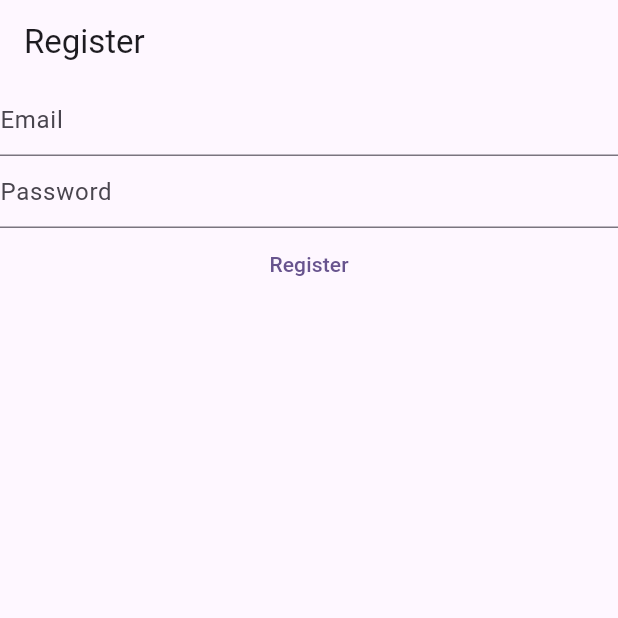
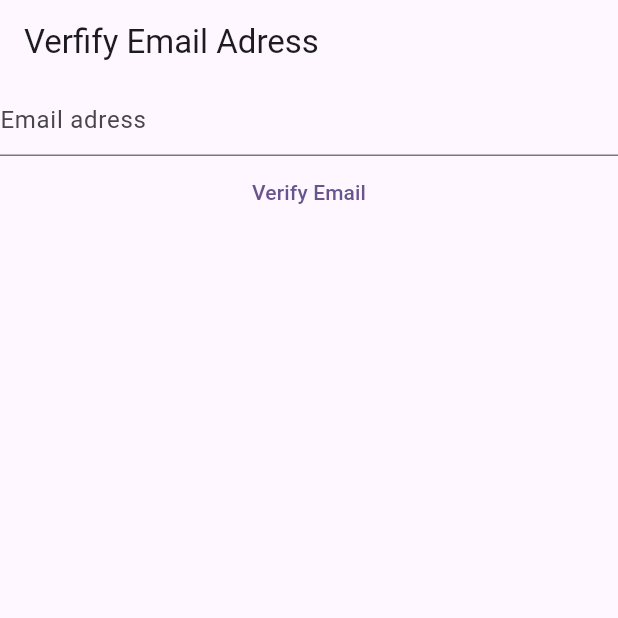
Before and after one commit to leuleyasu/Flutter-Firebase-my_notes_app, a Flutter app: the screen it shows after launch, on a phone screen of 412 x 824 dp, the top half of it. Run offline on Flutter 3.47's test engine with Material 2 defaults, Android fonts, the phone set to English and light mode, and no system bars; our stand-ins replace firebase_auth, firebase_core; accounts and stored records are empty.

Commit message:
feat:adding email verification in to the app

```diff
--- a/lib/main.dart
+++ b/lib/main.dart
@@ -1,6 +1,7 @@
+import 'package:firebase_auth/firebase_auth.dart';
 import 'package:firebase_core/firebase_core.dart';
 import 'package:flutter/material.dart';
-import 'package:flutter_application_1/view/Register.dart';
+import 'package:flutter_application_1/view/verifyemail.dart';
    import 'firebase_options.dart';
 void main() {
   WidgetsFlutterBinding.ensureInitialized();
@@ -19,42 +20,7 @@ class MyApp extends StatelessWidget {
         colorScheme: ColorScheme.fromSeed(seedColor: Colors.deepPurple),
         useMaterial3: true,
       ),
-      home: const Register(),
+      home: const VerifyEmail(),
     );
   }
 }
-
-class Homepage extends StatefulWidget {
-  const Homepage({super.key});
-
-  @override
-  State<Homepage> createState() => _HomepageState();
-}
-
-class _HomepageState extends State<Homepage> {
-  @override
-  Widget build(BuildContext context) {
-    return Scaffold(
-
-      body: FutureBuilder(
-       future: Firebase.initializeApp(
-            options: DefaultFirebaseOptions.currentPlatform,
-          ),
-        builder: (context, snapshot) {
-switch(snapshot.connectionState){
-  case ConnectionState.done:
-  const Column(
-    children: [
-      Text("done")
-    ],
-
-  );
-  default:return const Text("waiting for connection");
-
-}return const Text("something went wrong");
-        },
-
-      ),
-    );
-  }
-}
--- a/lib/view/login.dart
+++ b/lib/view/login.dart
@@ -2,6 +2,7 @@
 import 'package:firebase_auth/firebase_auth.dart';
 import 'package:firebase_core/firebase_core.dart';
 import 'package:flutter/material.dart';
+import 'package:flutter_application_1/main.dart';
 
 import '../firebase_options.dart';
 
@@ -34,7 +35,7 @@ class _LoginState extends State<Login> {
   Widget build(BuildContext context) {
     return Scaffold(
       appBar: AppBar(
-      title: const Text("Register"),
+        title: const Text("Login"),
       ),
       body: FutureBuilder(
         future: Firebase.initializeApp(
@@ -58,25 +59,24 @@ Widget build(BuildContext context) {
                     decoration: const InputDecoration(hintText: "Password"),
                   ),
                   TextButton(
-                  onPressed: () async {
+
+                    onPressed: ( ) async {
                       try {
                         final email = _email.text;
                         final password = _password.text;
 
-                      await FirebaseAuth.instance
-                          .signInWithEmailAndPassword(
+                        await FirebaseAuth.instance.signInWithEmailAndPassword(
                             email: email, password: password);
+
                       } on FirebaseAuthException catch (e) {
-                      String errormessage='An error occured';
+                        String errormessage = 'An error occured';
                         if (e.code == 'user-not-found') {
+                          errormessage = 'User not found';
+                        } else if (e.code == 'Wrong-password') {
+                          errormessage =
+                              'The account already exists for that email.';
 
-                    errormessage='User not found';
 
-                      } else if (e.code == 'Wrong-password') {
-
-                    errormessage='The account already exists for that email.';
-
-                        print('Wrong password.');
                         }
 
                         ScaffoldMessenger.of(context).showSnackBar(
@@ -84,12 +84,12 @@ Widget build(BuildContext context) {
                             content: Text(errormessage),
                           ),
                         );
-                    }
-                    catch (e) {
+
+                      } catch (e) {
                         print(e);
                       }
                     },
-                  child: const Text("Register"),
+                    child: const Text("Login"),
                   )
                 ],
               );
@@ -100,10 +100,8 @@ Widget build(BuildContext context) {
             default:
               return const Text("Something went wrong...");
           }
-
         },
       ),
     );
   }
-
 }
--- /dev/null
+++ b/lib/view/verifyemail.dart
@@ -0,0 +1,57 @@
+import 'package:firebase_auth/firebase_auth.dart';
+import 'package:firebase_core/firebase_core.dart';
+import 'package:flutter/material.dart';
+import 'package:flutter_application_1/firebase_options.dart';
+
+class VerifyEmail extends StatefulWidget {
+  const VerifyEmail({super.key});
+
+  @override
+  State<VerifyEmail> createState() => _VerifyEmailState();
+}
+
+class _VerifyEmailState extends State<VerifyEmail> {
+  TextEditingController emailverifycontroller=TextEditingController();
+  @override
+  Widget build(BuildContext context) {
+    return Scaffold(
+      appBar: AppBar(title: const Text("Verfify Email Adress"),),
+   body: FutureBuilder(
+    future: Firebase.initializeApp(
+        options: DefaultFirebaseOptions.currentPlatform
+
+    ),
+    builder: (context, snapshot) {
+switch (snapshot.connectionState) {
+  case ConnectionState.done:
+return Column(
+      children: [
+        TextField(
+          controller: emailverifycontroller,
+        decoration: const InputDecoration(
+          hintText: "Email adress"
+        ),
+
+        ),
+        TextButton(onPressed: ()async{
+
+          final user=FirebaseAuth.instance.currentUser;
+            await user?.sendEmailVerification();
+        }, child: const Text("Verify Email"))
+      ],
+);
+   case ConnectionState.waiting:
+            return const Text("Loading...");
+
+          default:
+            return const Text("Something went wrong...");
+
+}
+    },
+
+   ),
+
+    );
+
+  }
+}
```
Also changed, not shown: lib/view/Home.dart (added, +54 -0 lines). Lines whose indentation alone changed are shown as unchanged.
